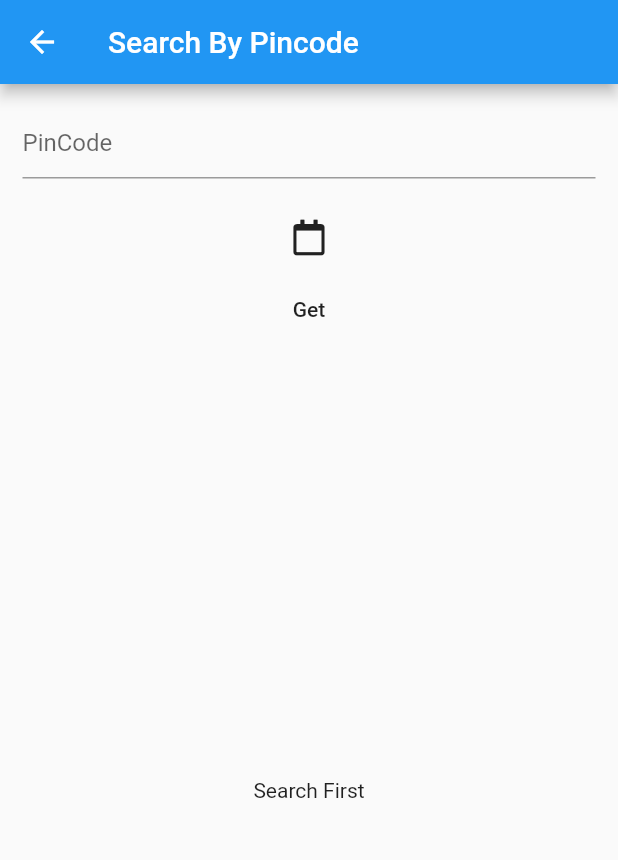
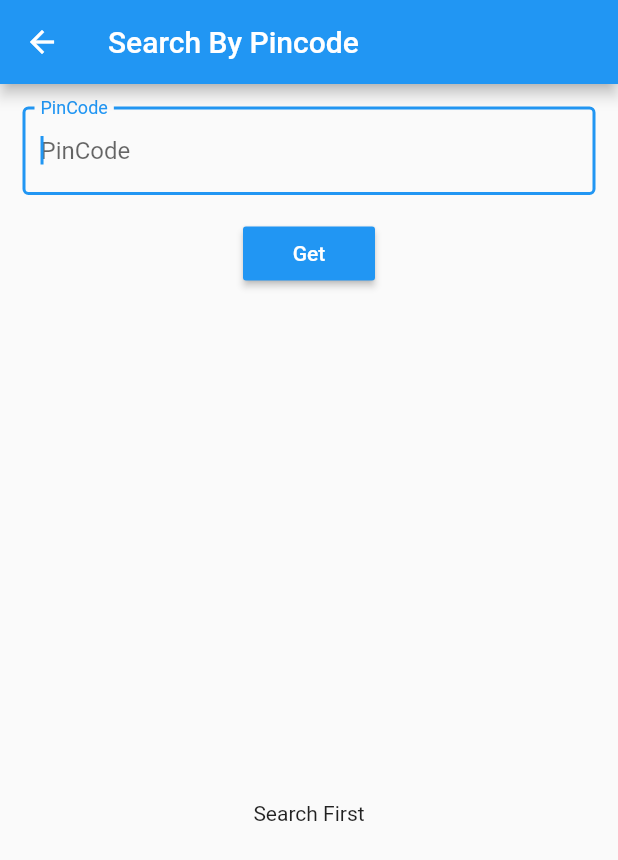
Before and after one commit to vivekdusad/cowin_vacine_tracker, a Flutter app: the HomePage screen opened directly, after a tap on "Get", on a phone screen of 412 x 824 dp. Shown: the top 860 px of the screen. Run offline on Flutter 3.47's test engine with Material 2 defaults, Android fonts, the phone set to English and light mode, and no system bars; our stand-ins replace bloc, equatable, flutter_bloc, flutter_riverpod, font_awesome_flutter, get and 1 more; network calls fail.

Commit message:
"almost finished"

```diff
--- a/lib/state_managers/bloc/pincode_event.dart
+++ b/lib/state_managers/bloc/pincode_event.dart
@@ -8,7 +8,7 @@ abstract class PincodeEvent extends Equatable {
 
 class SessionRequestedByPin extends PincodeEvent {
   final String pin_code;
-  final String date;
+  final DateTime date;
   SessionRequestedByPin(this.pin_code, this.date);
 }
 
--- a/lib/ui/homePage.dart
+++ b/lib/ui/homePage.dart
@@ -1,22 +1,21 @@
 import 'package:cowin_vaccine_tracker/main.dart';
-import 'package:cowin_vaccine_tracker/models/pincode.dart';
 import 'package:cowin_vaccine_tracker/state_managers/bloc/pincode_bloc.dart';
 import 'package:cowin_vaccine_tracker/ui/widgets/listcount.dart';
-import 'package:cowin_vaccine_tracker/web/server.dart';
+import 'package:cowin_vaccine_tracker/ui/widgets/temp.dart';
 import 'package:flutter/material.dart';
 import 'package:flutter_bloc/flutter_bloc.dart';
 import 'package:flutter_riverpod/flutter_riverpod.dart';
 import 'package:font_awesome_flutter/font_awesome_flutter.dart';
-import 'package:datetime_picker_formfield/datetime_picker_formfield.dart';
-import 'package:google_fonts/google_fonts.dart';
-import 'package:intl/intl.dart';
 
 class HomePage extends StatelessWidget {
   HomePage({Key key}) : super(key: key);
   DateTime selectedDate;
   TextEditingController _pinCodeController = TextEditingController();
   GlobalKey _fomrKey = GlobalKey<FormState>();
+//   //yyyy-MM-dd
+  //     final DateTime now = DateTime.now();
 
+  // print(formatted);3240
   @override
   Widget build(BuildContext context) {
     return Consumer(builder: (context, watch, child) {
@@ -37,30 +36,45 @@ class HomePage extends StatelessWidget {
   }
 
   _upperContent(BuildContext context) {
+    double opacity =0;
     return BlocBuilder<PincodeBloc, PincodeState>(
       builder: (context, state) {
+        if(state is SessionResultByDistrict||state is SessionResultByPinCode){
+          opacity = 1;
+        }
         return Form(
           key: _fomrKey,
           child: Column(
             children: [
               _pincodeFeild(),
-              _datePicker(context),
+              // _datePicker(context),
               MaterialButton(
+                color: Colors.blue,
                 onPressed: () {
-                  if (_pinCodeController.text.isNotEmpty) {
-                    BlocProvider.of<PincodeBloc>(context).add(
-                        SessionRequestedByPin(
-                            _pinCodeController.text, "vivek"));
-                  }
-                  print(selectedDate.toString().split(' ')[0]);
+                  _getResultes(context);
                 },
-                child: Text("Get"),
+                child: Padding(
+                  padding: const EdgeInsets.all(8.0),
+                  child: Text(
+                    "Get",
+                    style: TextStyle(color: Colors.white),
                   ),
+                ),
+              ),
+              Opacity(opacity: opacity,child: MyScreen(pinCode: _pinCodeController.text,)),
             ],
           ),
         );
       },
     );
+  }
+
+  _getResultes(BuildContext context) {
+    if (_pinCodeController.text.isNotEmpty) {
+      BlocProvider.of<PincodeBloc>(context)
+          .add(SessionRequestedByPin(_pinCodeController.text, DateTime.now()));
+    }
+    print(selectedDate.toString().split(' ')[0]);
   }
 
   _lowerContent(BuildContext context) {
@@ -78,6 +92,7 @@ class HomePage extends StatelessWidget {
         } else if (state is SessionLoading) {
           return Center(child: CircularProgressIndicator());
         } else if (state is SessionResultByPinCode) {
+          if (state.centers.length > 0) {
             return Expanded(
               child: ListView.builder(
                 itemBuilder: (context, index) {
@@ -88,25 +103,24 @@ class HomePage extends StatelessWidget {
                 itemCount: state.centers.length,
               ),
             );
+          } else {
+            return Expanded(
+              child: Center(
+                child: Text("No Slots available"),
+              ),
+            );
+          }
         } else if (state is SessionErrorOccured) {
           return Center(child: Text(state.e.toString()));
         }
-        return Container();
+        return Container(
+          child: Text(state.toString()),
+        );
       },
     );
   }
 
-  _datePicker(BuildContext context) {
-    return IconButton(
-        icon: FaIcon(FontAwesomeIcons.calendar),
-        onPressed: () async {
-          selectedDate = await showDatePicker(
-              context: context,
-              initialDate: DateTime.now(),
-              firstDate: DateTime(2021, 3),
-              lastDate: DateTime(2101));
-        });
-  }
+
 
   _pincodeFeild() {
     return BlocBuilder<PincodeBloc, PincodeState>(
@@ -114,8 +128,18 @@ class HomePage extends StatelessWidget {
         return Padding(
           padding: const EdgeInsets.all(15.0),
           child: TextFormField(
+            textInputAction: TextInputAction.go,
+            onFieldSubmitted: (String value) {
+              _getResultes(context);
+            },
+            autofocus: true,
+            focusNode: FocusNode(),
+            keyboardType: TextInputType.number,
+            decoration: InputDecoration(
+                labelText: "PinCode",
+                hintText: "PinCode",
+                border: OutlineInputBorder()),
             controller: _pinCodeController,
-            decoration: InputDecoration(hintText: "PinCode"),
           ),
         );
       },
--- a/lib/ui/introScreen.dart
+++ b/lib/ui/introScreen.dart
@@ -21,6 +21,7 @@ class Intro extends ConsumerWidget {
             MaterialButton(
               color: Colors.blue,
               onPressed: () {
+
                 Get.to(() => HomePage());
               },
               child: Padding(
--- /dev/null
+++ b/lib/ui/widgets/temp.dart
@@ -0,0 +1,53 @@
+import 'package:flutter/material.dart';
+import 'package:flutter_bloc/flutter_bloc.dart';
+import 'package:intl/intl.dart';
+
+import 'package:cowin_vaccine_tracker/state_managers/bloc/pincode_bloc.dart';
+
+class MyScreen extends StatefulWidget {
+  String pinCode;
+  MyScreen({
+    Key key,
+    @required this.pinCode,
+  }) : super(key: key);
+  @override
+  _MyScreenState createState() => _MyScreenState();
+}
+
+class _MyScreenState extends State<MyScreen> {
+  final _currentDate = DateTime.now();
+  final _dayFormatter = DateFormat('d');
+  final _monthFormatter = DateFormat('MMM');
+
+  @override
+  Widget build(BuildContext context) {
+    final dates = <Widget>[];
+
+    for (int i = 0; i < 5; i++) {
+      final date = _currentDate.add(Duration(days: i));
+      dates.add(Padding(
+        padding: const EdgeInsets.symmetric(horizontal: 10, vertical: 10),
+        child: BlocBuilder<PincodeBloc, PincodeState>(
+          builder: (context, state) {
+            return MaterialButton(
+              padding: EdgeInsets.symmetric(horizontal: 10),
+              color: Colors.grey[350],
+              child: Text(
+                  _dayFormatter.format(date) + _monthFormatter.format(date)),
+              onPressed: () {
+                BlocProvider.of<PincodeBloc>(context)
+                    .add(SessionRequestedByPin(widget.pinCode, date));
+              },
+            );
+          },
+        ),
+      ));
+    }
+
+    return SingleChildScrollView(
+      child: Row(
+        children: dates.map((widget) => Expanded(child: widget)).toList(),
+      ),
+    );
+  }
+}
--- a/lib/web/server.dart
+++ b/lib/web/server.dart
@@ -6,19 +6,20 @@ import 'package:cowin_vaccine_tracker/models/stateDistrict.dart';
 import 'package:flutter/cupertino.dart';
 import 'package:http/http.dart' as http;
 import 'package:http/http.dart';
+import 'package:intl/intl.dart';
 
 //le commit me agian
 //le commit me agian
 abstract class Server {
   Future<List<Centers>> getSessionByDistrict(String dist_id, String date);
-  Future<List<Centers>> getSessionByPincode(String pincode, String date);
+  Future<List<Centers>> getSessionByPincode(String pincode, DateTime date);
   Future<List<States>> getStates();
   Future<List<Districts>> getDistrict(int state_id);
 }
 
 class ServerBase extends Server {
   Future<Response> _getData({String url}) async {
-    // print(sessionsbaseUrl + url);
+    print(url);
     var response = await http.get(Uri.parse(url));
     return response;
   }
@@ -69,10 +70,13 @@ class ServerBase extends Server {
     return centers;
   }
 
-  Future<List<Centers>> getSessionByPincode(String pincode, String date) async {
+  Future<List<Centers>> getSessionByPincode(
+      String pincode, DateTime date) async {
+    final DateFormat formatter = DateFormat('dd-MM-yyyy');
+    final String formatted = formatter.format(date);
     Response _response = await _getData(
         url:
-            sessionsbaseUrl + "calendarByPin?pincode=$pincode&date=31-03-2021");
+            sessionsbaseUrl + "calendarByPin?pincode=$pincode&date=$formatted");
     try {
       if (_response.statusCode == 500) {
         throw SocketException("internet");
```
Also changed, not shown: lib/constants/constants.dart (+15 -40 lines), lib/ui/widgets/listcount.dart (+45 -7 lines). Lines whose indentation alone changed are shown as unchanged.
